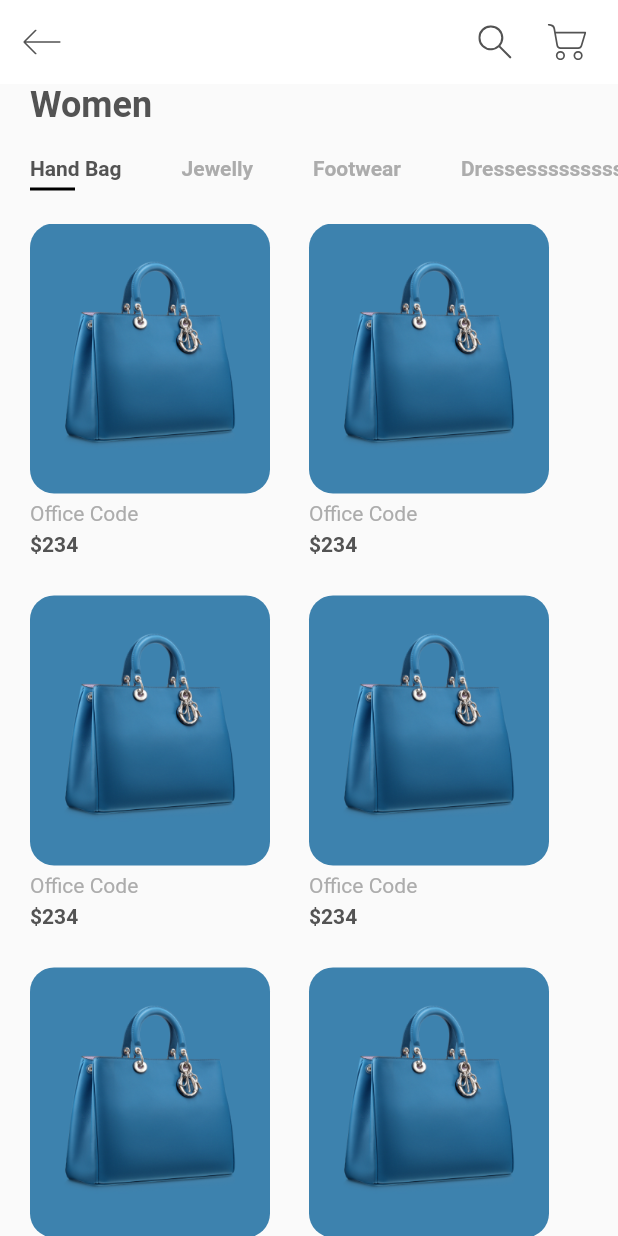
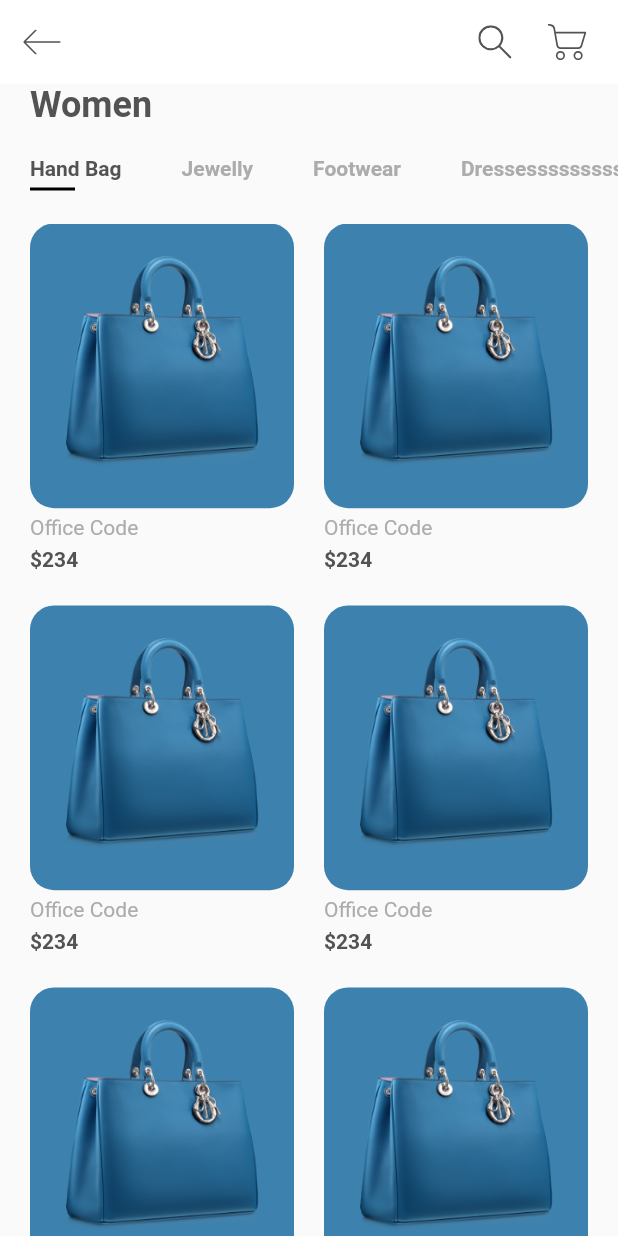
Before and after one commit to JARNBOY/Shop_flutter, a Flutter app: the screen it shows after launch, on a phone screen of 412 x 824 dp. Run offline on Flutter 3.47's test engine with Material 2 defaults, Android fonts, the phone set to English and light mode, and no system bars; our stand-ins replace flutter_svg.

Commit message:
gridDelegate size spacing

```diff
--- a/lib/screens/home/component/home_body.dart
+++ b/lib/screens/home/component/home_body.dart
@@ -27,7 +27,10 @@ class HomeBody extends StatelessWidget {
           child: GridView.builder(
               itemCount: products.length,
               gridDelegate: SliverGridDelegateWithFixedCrossAxisCount(
-                  crossAxisCount: 2, childAspectRatio: 0.75),
+                  crossAxisCount: 2,
+                  childAspectRatio: 0.75,
+                  crossAxisSpacing: kDefaultPaddin,
+                  mainAxisSpacing: kDefaultPaddin),
               itemBuilder: (context, index) => ItemCart()),
         ))
       ],
@@ -51,8 +54,9 @@ class ItemCart extends StatelessWidget {
       children: <Widget>[
         Container(
           padding: EdgeInsets.all(kDefaultPaddin),
-          height: 180,
-          width: 160,
+          //size fixed use only check in demo view but we will use of size in grid to customixe
+          // height: 180,
+          // width: 160,
           decoration: BoxDecoration(
               color: products[0].color,
               borderRadius: BorderRadius.circular(16)),
```
